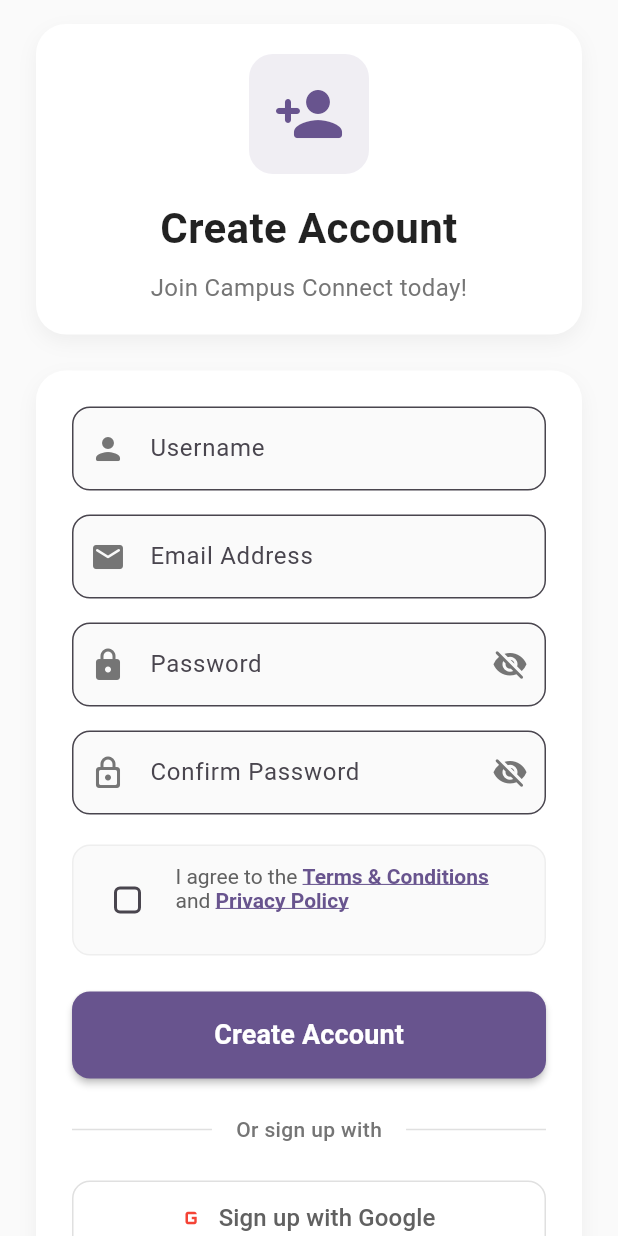
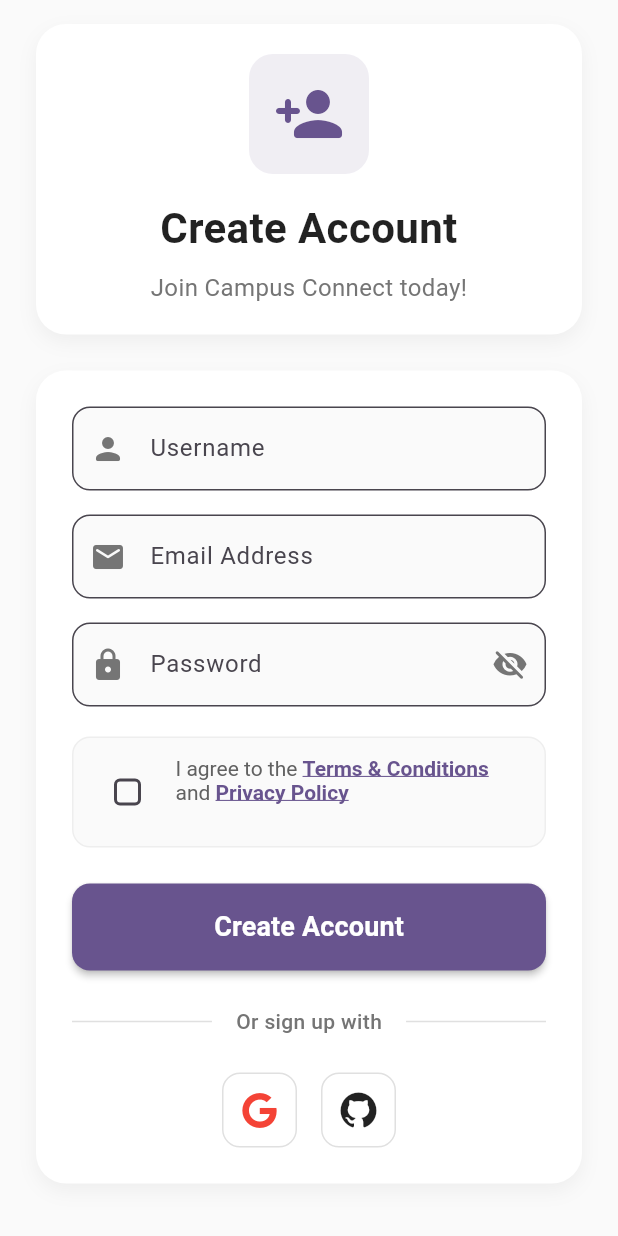
Before and after one commit to NamrataSingh0144/SUCampus, a Flutter app: the SignUpScreen screen opened directly, on a phone screen of 412 x 824 dp. Run offline on Flutter 3.47's test engine with Material 3 defaults, Android fonts, the phone set to English and light mode, and no system bars; our stand-ins replace font_awesome_flutter.

Commit message:
Complete UI simplification of Login and Sign-Up screens
Co-authored-by: Ajay05532 <115156392+Ajay05532@users.noreply.github.com>

```diff
--- a/lib/features/auth/signup.dart
+++ b/lib/features/auth/signup.dart
@@ -1,5 +1,6 @@
 import 'package:flutter/gestures.dart';
 import 'package:flutter/material.dart';
+import 'package:font_awesome_flutter/font_awesome_flutter.dart';
 import 'login.dart';
 
 class SignUpScreen extends StatefulWidget {
@@ -13,19 +14,16 @@ class _SignUpScreenState extends State<SignUpScreen> {
   final _usernameController = TextEditingController();
   final _emailController = TextEditingController();
   final _passwordController = TextEditingController();
-  final _confirmPasswordController = TextEditingController();
 
   bool _isLoading = false;
   bool _agreeToTerms = false;
   bool _isPasswordVisible = false;
-  bool _isConfirmPasswordVisible = false;
 
   @override
   void dispose() {
     _usernameController.dispose();
     _emailController.dispose();
     _passwordController.dispose();
-    _confirmPasswordController.dispose();
     super.dispose();
   }
 
@@ -38,18 +36,6 @@ class _SignUpScreenState extends State<SignUpScreen> {
       ScaffoldMessenger.of(currentContext).showSnackBar(
         SnackBar(
           content: const Text('You must agree to the terms and conditions.'),
-          backgroundColor: Colors.red.shade400,
-          behavior: SnackBarBehavior.floating,
-          shape: RoundedRectangleBorder(borderRadius: BorderRadius.circular(10)),
-        ),
-      );
-      return;
-    }
-
-    if (_passwordController.text != _confirmPasswordController.text) {
-      ScaffoldMessenger.of(currentContext).showSnackBar(
-        SnackBar(
-          content: const Text('Passwords do not match.'),
           backgroundColor: Colors.red.shade400,
           behavior: SnackBarBehavior.floating,
           shape: RoundedRectangleBorder(borderRadius: BorderRadius.circular(10)),
@@ -114,39 +100,6 @@ class _SignUpScreenState extends State<SignUpScreen> {
         backgroundColor: Colors.green.shade400,
         behavior: SnackBarBehavior.floating,
         shape: RoundedRectangleBorder(borderRadius: BorderRadius.circular(10)),
-      ),
-    );
-  }
-
-  Widget _buildSocialButton({
-    required String text,
-    required IconData icon,
-    required Color color,
-    required VoidCallback onPressed,
-  }) {
-    return Container(
-      width: double.infinity,
-      height: 50,
-      decoration: BoxDecoration(
-        border: Border.all(color: Colors.grey.shade300),
-        borderRadius: BorderRadius.circular(12),
-      ),
-      child: TextButton.icon(
-        onPressed: onPressed,
-        icon: Icon(icon, color: color, size: 20),
-        label: Text(
-          text,
-          style: TextStyle(
-            color: Colors.grey.shade700,
-            fontSize: 16,
-            fontWeight: FontWeight.w500,
-          ),
-        ),
-        style: TextButton.styleFrom(
-          shape: RoundedRectangleBorder(
-            borderRadius: BorderRadius.circular(12),
-          ),
-        ),
       ),
     );
   }
@@ -306,39 +259,6 @@ class _SignUpScreenState extends State<SignUpScreen> {
                         ),
                         obscureText: !_isPasswordVisible,
                       ),
-                      const SizedBox(height: 16),
-
-                      // Confirm Password Field
-                      TextField(
-                        controller: _confirmPasswordController,
-                        decoration: InputDecoration(
-                          labelText: 'Confirm Password',
-                          hintText: 'Confirm your password',
-                          prefixIcon: Icon(Icons.lock_outline_rounded, color: Colors.grey.shade600),
-                          suffixIcon: IconButton(
-                            icon: Icon(
-                              _isConfirmPasswordVisible ? Icons.visibility_rounded : Icons.visibility_off_rounded,
-                              color: Colors.grey.shade600,
-                            ),
-                            onPressed: () {
-                              setState(() {
-                                _isConfirmPasswordVisible = !_isConfirmPasswordVisible;
-                              });
-                            },
-                          ),
-                          border: OutlineInputBorder(
-                            borderRadius: BorderRadius.circular(12),
-                            borderSide: BorderSide(color: Colors.grey.shade300),
-                          ),
-                          focusedBorder: OutlineInputBorder(
-                            borderRadius: BorderRadius.circular(12),
-                            borderSide: BorderSide(color: Theme.of(context).primaryColor),
-                          ),
-                          filled: true,
-                          fillColor: Colors.grey.shade50,
-                        ),
-                        obscureText: !_isConfirmPasswordVisible,
-                      ),
                       const SizedBox(height: 20),
 
                       // Terms and Conditions Checkbox
@@ -458,19 +378,36 @@ class _SignUpScreenState extends State<SignUpScreen> {
                       ),
                       const SizedBox(height: 24),
 
-                      // Social Sign Up Buttons
-                      _buildSocialButton(
-                        text: 'Sign up with Google',
-                        icon: Icons.g_mobiledata,
-                        color: Colors.red,
-                        onPressed: () => _socialSignUp('Google'),
-                      ),
-                      const SizedBox(height: 12),
-                      _buildSocialButton(
-                        text: 'Sign up with GitHub',
-                        icon: Icons.code,
-                        color: Colors.black87,
-                        onPressed: () => _socialSignUp('GitHub'),
+                      // Social Sign Up Icons
+                      Row(
+                        mainAxisAlignment: MainAxisAlignment.center,
+                        children: [
+                          Container(
+                            decoration: BoxDecoration(
+                              border: Border.all(color: Colors.grey.shade300),
+                              borderRadius: BorderRadius.circular(12),
+                            ),
+                            child: IconButton(
+                              onPressed: () => _socialSignUp('Google'),
+                              icon: const FaIcon(FontAwesomeIcons.google, color: Colors.red),
+                              iconSize: 24,
+                              padding: const EdgeInsets.all(12),
+                            ),
+                          ),
+                          const SizedBox(width: 16),
+                          Container(
+                            decoration: BoxDecoration(
+                              border: Border.all(color: Colors.grey.shade300),
+                              borderRadius: BorderRadius.circular(12),
+                            ),
+                            child: IconButton(
+                              onPressed: () => _socialSignUp('GitHub'),
+                              icon: const FaIcon(FontAwesomeIcons.github, color: Colors.black87),
+                              iconSize: 24,
+                              padding: const EdgeInsets.all(12),
+                            ),
+                          ),
+                        ],
                       ),
                     ],
                   ),
```
Also changed, not shown: lib/features/auth/login.dart (+31 -46 lines).
